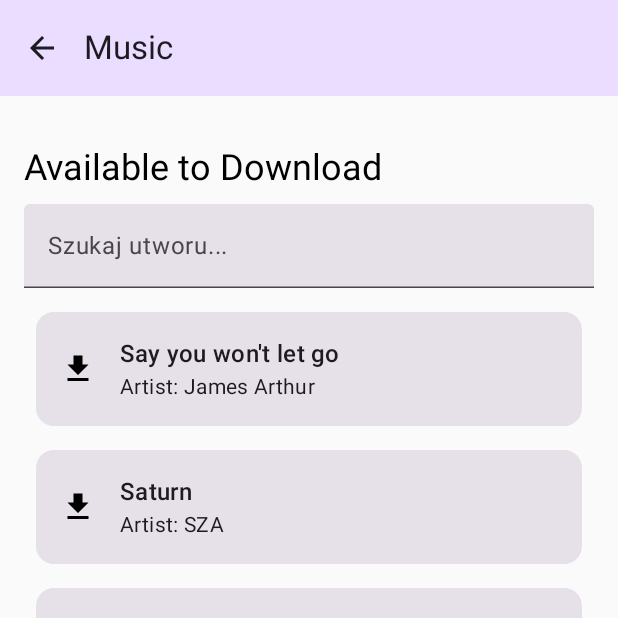
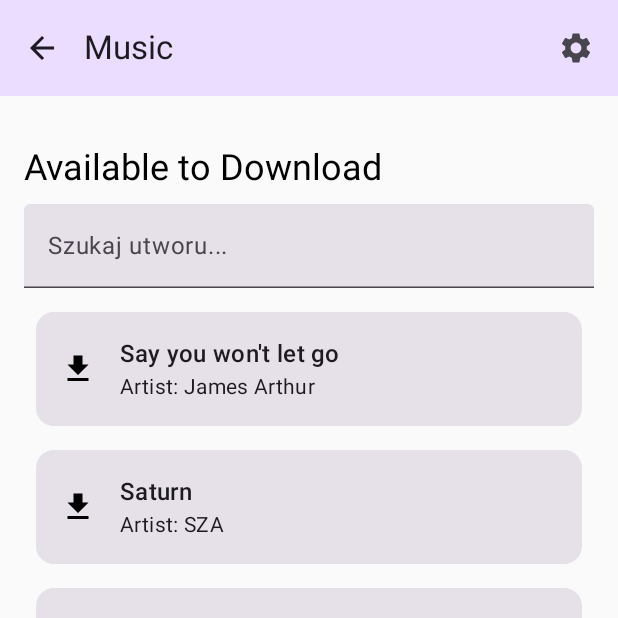
Before and after one commit to M-ichael-M/YourGarden, an Android app built with Jetpack Compose: the screen it shows after launch (MainActivity), after a tap on "Music", on a phone screen of 412 x 824 dp, the top half of it. Run offline under Robolectric (Android 15) with nearby library versions, the phone set to English and light mode, and no system bars; our stand-ins replace Room's generated code; libraries missing offline, so code that uses them is left out: javax.mail, javax.mail.internet; 1 other tap on this screen came first.

Commit message:
Można zmieniać URL serwera z poziomu aplikacji

```diff
--- a/app/src/main/java/com/example/yourgarden/ui/YourGardenScreen.kt
+++ b/app/src/main/java/com/example/yourgarden/ui/YourGardenScreen.kt
@@ -8,15 +8,22 @@ import androidx.compose.foundation.layout.padding
 import androidx.compose.foundation.layout.wrapContentHeight
 import androidx.compose.material.icons.Icons
 import androidx.compose.material.icons.automirrored.filled.ArrowBack
+import androidx.compose.material.icons.filled.Settings
+import androidx.compose.material3.AlertDialog
+import androidx.compose.material3.Button
 import androidx.compose.material3.ExperimentalMaterial3Api
 import androidx.compose.material3.Icon
 import androidx.compose.material3.IconButton
 import androidx.compose.material3.MaterialTheme
 import androidx.compose.material3.Text
+import androidx.compose.material3.TextField
 import androidx.compose.material3.TopAppBar
 import androidx.compose.material3.TopAppBarDefaults
 import androidx.compose.runtime.Composable
 import androidx.compose.runtime.getValue
+import androidx.compose.runtime.mutableStateOf
+import androidx.compose.runtime.remember
+import androidx.compose.runtime.setValue
 import androidx.compose.ui.Modifier
 import androidx.compose.ui.res.stringResource
 import androidx.compose.ui.tooling.preview.Preview
@@ -48,6 +55,8 @@ fun GardenAppBar(
     currentScreen: GardenScreen,
     canNavigateBack: Boolean,
     navigateUp: () -> Unit,
+    viewModel: MusicViewModel,
+    onSettingsClick: () -> Unit, // Dodajemy callback
     modifier: Modifier = Modifier
 ) {
     TopAppBar(
@@ -65,18 +74,34 @@ fun GardenAppBar(
                     )
                 }
             }
+        },
+        actions = {
+            IconButton(onClick = onSettingsClick) { // Używamy przekazanej funkcji
+                Icon(
+                    imageVector = Icons.Default.Settings,
+                    contentDescription = "Zmień URL serwera"
+                )
+            }
         }
-
     )
 }
 
 @Composable
-fun GardenApp(navController: NavController = rememberNavController(), homeViewModel: HomeViewModel, musicViewModel: MusicViewModel, couponsViewModel: CouponsViewModel)
-{
+fun GardenApp(
+    navController: NavController = rememberNavController(),
+    homeViewModel: HomeViewModel,
+    musicViewModel: MusicViewModel,
+    couponsViewModel: CouponsViewModel
+) {
     val backStackEntry by navController.currentBackStackEntryAsState()
     val currentScreen = GardenScreen.valueOf(
         backStackEntry?.destination?.route ?: GardenScreen.Start.name
     )
+
+    // Stan dla dialogu zmiany URL
+    var showDialog by remember { mutableStateOf(false) }
+    var urlText by remember { mutableStateOf(musicViewModel.getServerUrl()) }
+
     Column(
         modifier = Modifier.fillMaxSize()
     ) {
@@ -84,6 +109,11 @@ fun GardenApp(navController: NavController = rememberNavController(), homeViewMo
             currentScreen = currentScreen,
             canNavigateBack = navController.previousBackStackEntry != null,
             navigateUp = { navController.popBackStack() },
+            viewModel = musicViewModel, // Przekazujemy viewModel
+            onSettingsClick = {
+                urlText = musicViewModel.getServerUrl() // Ustawiamy aktualny URL przed otwarciem dialogu
+                showDialog = true
+            },
             modifier = Modifier
                 .fillMaxWidth()
                 .wrapContentHeight()
@@ -91,15 +121,15 @@ fun GardenApp(navController: NavController = rememberNavController(), homeViewMo
 
         NavHost(navController = navController as NavHostController, startDestination = GardenScreen.Start.name) {
             composable(GardenScreen.Start.name) {
-                HomeScreen( screens = listOf(
-                    GardenScreen.MusicList,
-                    GardenScreen.Coupons
-                ),
+                HomeScreen(
+                    screens = listOf(
+                        GardenScreen.MusicList,
+                        GardenScreen.Coupons
+                    ),
                     onNextButtonClicked = { screen ->
                         when (screen) {
                             GardenScreen.MusicList -> navController.navigate(GardenScreen.MusicList.name)
                             GardenScreen.Coupons -> navController.navigate(GardenScreen.Coupons.name)
-
                             else -> {}
                         }
                     },
@@ -110,14 +140,43 @@ fun GardenApp(navController: NavController = rememberNavController(), homeViewMo
                 )
             }
 
-            composable(GardenScreen.MusicList.name)
-            {
+            composable(GardenScreen.MusicList.name) {
                 MusicList(musicViewModel)
             }
             composable(GardenScreen.Coupons.name) {
                 CouponsScreen(viewModel = couponsViewModel)
             }
+        }
 
+        // Dialog do zmiany URL
+        if (showDialog) {
+            AlertDialog(
+                onDismissRequest = { showDialog = false },
+                title = { Text("Zmień URL serwera") },
+                text = {
+                    Column {
+                        Text("Podaj bazowy adres serwera")
+                        TextField(
+                            value = urlText,
+                            onValueChange = { urlText = it },
+                            label = { Text("URL serwera") }
+                        )
+                    }
+                },
+                confirmButton = {
+                    Button(onClick = {
+                        musicViewModel.setServerUrl(urlText) // Zapisujemy nowy URL
+                        showDialog = false
+                    }) {
+                        Text("OK")
+                    }
+                },
+                dismissButton = {
+                    Button(onClick = { showDialog = false }) {
+                        Text("Anuluj")
+                    }
+                }
+            )
         }
     }
 }
--- a/app/src/main/java/com/example/yourgarden/ui/screens/music/MusicViewModel.kt
+++ b/app/src/main/java/com/example/yourgarden/ui/screens/music/MusicViewModel.kt
@@ -1,6 +1,7 @@
 package com.example.yourgarden.ui.screens.music
 
 import android.app.Application
+import android.content.Context
 import android.util.Log
 import androidx.lifecycle.ViewModel
 import androidx.lifecycle.viewModelScope
@@ -26,6 +27,18 @@ class MusicViewModel(private val application: Application) : ViewModel() {
         initialValue = emptyList()
     )
 
+    private val sharedPreferences = application.getSharedPreferences("app_prefs", Context.MODE_PRIVATE)
+    private val SERVER_URL_KEY = "server_url"
+    private val DEFAULT_SERVER_URL = "http://192.168.1.8:5000" // Usunięto /download
+
+    fun getServerUrl(): String {
+        return sharedPreferences.getString(SERVER_URL_KEY, DEFAULT_SERVER_URL) ?: DEFAULT_SERVER_URL
+    }
+
+    fun setServerUrl(url: String) {
+        sharedPreferences.edit().putString(SERVER_URL_KEY, url).apply()
+    }
+
     fun downloadSong(song: SongEntity) {
         viewModelScope.launch(Dispatchers.IO) {
             try {
@@ -34,7 +47,7 @@ class MusicViewModel(private val application: Application) : ViewModel() {
                 val json = JSONObject().put("youtube_url", song.youtubeUrl).toString()
                 val body = json.toRequestBody("application/json".toMediaType())
                 val request = Request.Builder()
-                    .url("http://192.168.1.8:5000/download")
+                    .url("${getServerUrl()}/download") // Teraz będzie np. http://192.168.1.8:5000/download
                     .post(body)
                     .build()
 
```
Also changed, not shown: 3 other files.
